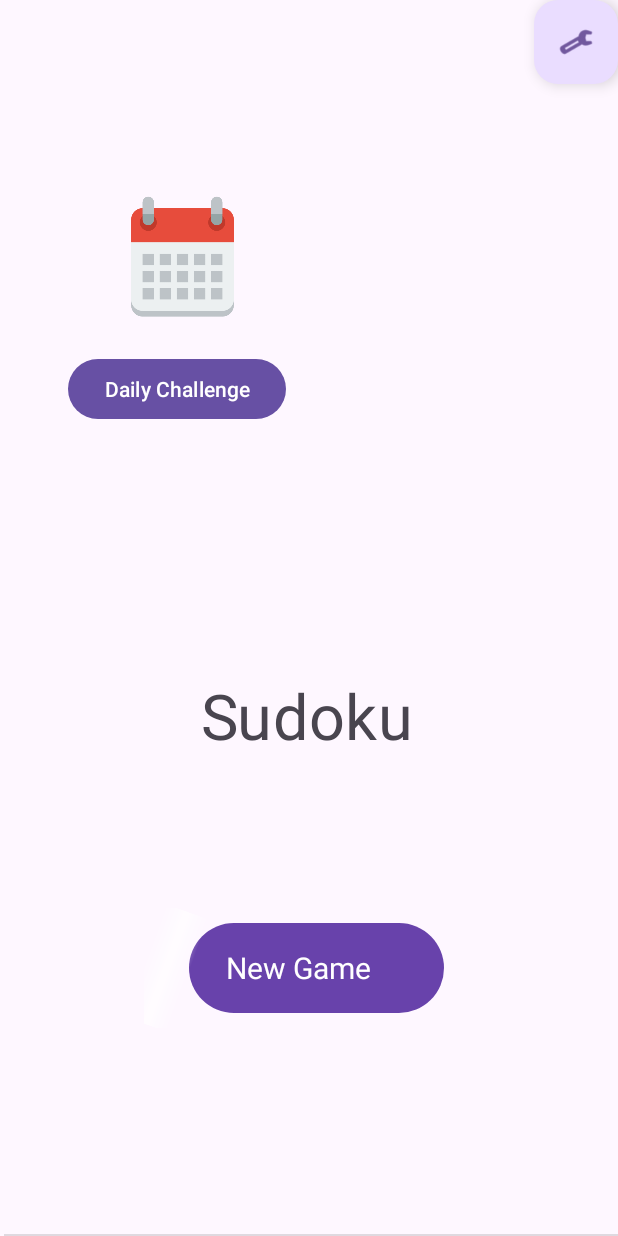
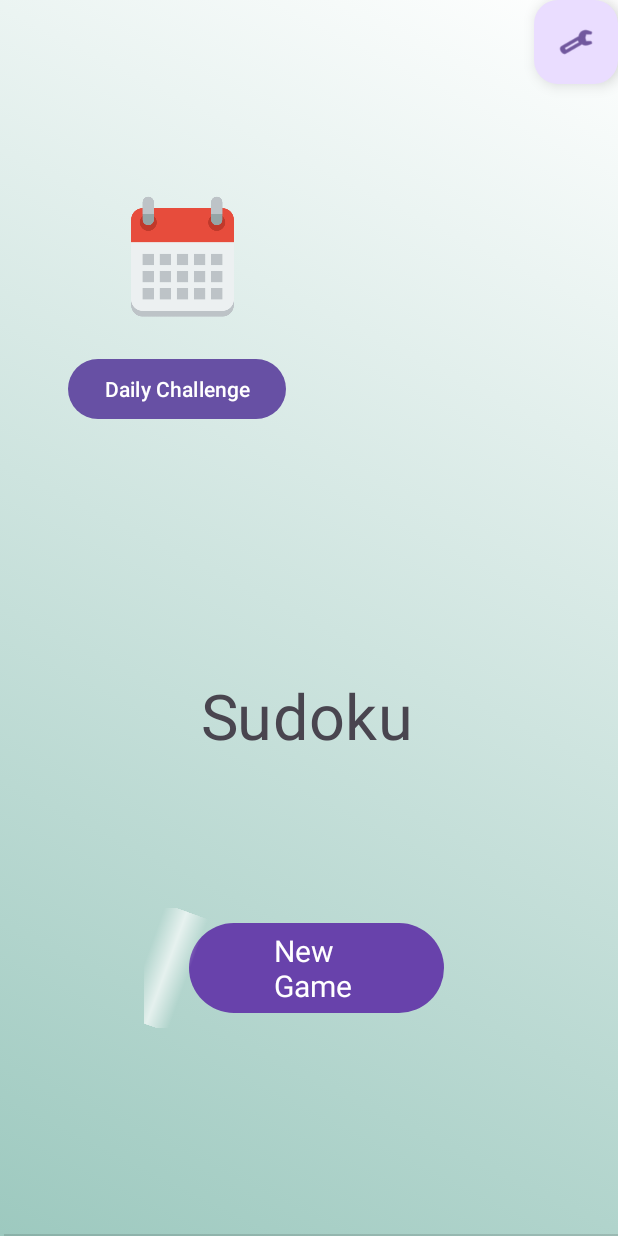
Before and after one commit to SirJaydenu/FinalSudoku, an Android app: the layout activity_main.xml on its own in the app's theme, with its tools: preview values and no code run, on a phone screen of 412 x 824 dp. Run offline under Robolectric (Android 15) with nearby library versions, the phone set to English and light mode, and no system bars; Roboto replaces fonts that are not available here.

Commit message:
10/24/23

```diff
--- a/app/build.gradle.kts
+++ b/app/build.gradle.kts
@@ -16,6 +16,9 @@ android {
         testInstrumentationRunner = "androidx.test.runner.AndroidJUnitRunner"
     }
 
+    buildFeatures{
+        viewBinding = true
+    }
     buildTypes {
         release {
             isMinifyEnabled = false
@@ -32,7 +35,7 @@ android {
 }
 
 dependencies {
-
+    implementation ("nl.dionsegijn:konfetti-xml:2.0.3")
     implementation("androidx.appcompat:appcompat:1.6.1")
     implementation("com.google.android.material:material:1.9.0")
     implementation("androidx.constraintlayout:constraintlayout:2.1.4")
--- a/app/src/main/res/drawable/background1.xml
+++ b/app/src/main/res/drawable/background1.xml
@@ -4,8 +4,8 @@
         <shape>
             <gradient
                     android:angle="225"
-                    android:startColor="#C9C9C9"
-                    android:endColor="#606060"
+                    android:startColor="#FFFFFF"
+                    android:endColor="#9DC9BF"
                 />
 
         </shape>
--- a/app/src/main/res/drawable/background3.xml
+++ b/app/src/main/res/drawable/background3.xml
@@ -4,8 +4,8 @@
         <shape>
             <gradient
                 android:angle="315"
-                android:startColor="#363636"
-                android:endColor="#7E7E7E"
+                android:startColor="#9DC9BF"
+                android:endColor="#FFFFFF"
                 />
 
         </shape>
--- /dev/null
+++ b/app/src/main/res/drawable/gradient_list.xml
@@ -0,0 +1,12 @@
+<?xml version="1.0" encoding="utf-8"?>
+<animation-list xmlns:android="http://schemas.android.com/apk/res/android">
+    <item
+        android:drawable="@drawable/background1"
+        android:duration="5000"/>
+    <item
+        android:drawable="@drawable/background2"
+        android:duration="5000"/>
+    <item
+        android:drawable="@drawable/background3"
+        android:duration="5000"/>
+</animation-list>
--- a/app/src/main/res/layout/activity_main.xml
+++ b/app/src/main/res/layout/activity_main.xml
@@ -2,7 +2,9 @@
 <androidx.constraintlayout.widget.ConstraintLayout xmlns:android="http://schemas.android.com/apk/res/android"
     xmlns:app="http://schemas.android.com/apk/res-auto"
     android:layout_width="match_parent"
-    android:layout_height="match_parent">
+    android:layout_height="match_parent"
+    android:background="@drawable/gradient_list"
+    android:id="@+id/MainPage">
 
     <TextView
         android:id="@+id/Sudoku"
@@ -33,6 +35,7 @@
     <!--This is the view which we will be animating
         in order to show shine effect-->
     <RelativeLayout
+        android:id="@+id/NewGame"
         android:layout_width="200dp"
         android:layout_height="80dp"
         android:layout_marginEnd="20dp"
@@ -56,10 +59,10 @@
             >
 
             <TextView
-                android:layout_width="wrap_content"
+                android:layout_width="0dp"
                 android:layout_height="wrap_content"
                 android:layout_weight="2"
-                android:text="New Game"
+                android:text="@string/new_game1"
                 android:textColor="@color/white"
                 android:textSize="20sp" />
 
@@ -121,13 +124,25 @@
         android:id="@+id/imageView"
         android:layout_width="91dp"
         android:layout_height="107dp"
+        android:contentDescription="@string/daily"
         app:layout_constraintBottom_toTopOf="@+id/DailyChallenge"
         app:layout_constraintEnd_toEndOf="parent"
         app:layout_constraintHorizontal_bias="0.237"
         app:layout_constraintStart_toStartOf="parent"
         app:layout_constraintTop_toTopOf="parent"
         app:layout_constraintVertical_bias="0.933"
-        app:srcCompat="@drawable/paomedia_small_n_flat_calendar_512"
-        android:contentDescription="@string/daily" />
+        app:srcCompat="@drawable/paomedia_small_n_flat_calendar_512" />
+
+    <TextView
+        android:id="@+id/Date"
+        android:layout_width="wrap_content"
+        android:layout_height="wrap_content"
+        android:layout_marginStart="91dp"
+        app:layout_constraintBottom_toBottomOf="parent"
+        app:layout_constraintEnd_toEndOf="parent"
+        app:layout_constraintHorizontal_bias="0.136"
+        app:layout_constraintStart_toEndOf="@+id/imageView"
+        app:layout_constraintTop_toTopOf="parent"
+        app:layout_constraintVertical_bias="0.174" />
 
 </androidx.constraintlayout.widget.ConstraintLayout>
--- /dev/null
+++ b/app/src/main/res/values/attrs.xml
@@ -0,0 +1,6 @@
+<?xml version="1.0" encoding="utf-8"?>
+<resources>
+    <declare-styleable name="Game">
+        <attr name="boardColor" format="color"/>
+    </declare-styleable>
+</resources>
--- a/app/src/main/res/values/strings.xml
+++ b/app/src/main/res/values/strings.xml
@@ -8,4 +8,5 @@
     <string name="new_game">New Game</string>
     <string name="new_game_text">New Game</string>
     <string name="create">Create</string>
+    <string name="new_game1">New Game</string>
 </resources>
```
Also changed, not shown: app/src/main/java/com/example/finalsudoku/Game.java (+36 -38 lines), app/src/main/java/com/example/finalsudoku/MainMenu.java (+53 -3 lines), app/src/main/res/layout/menu_main.xml (+20 -13 lines).
